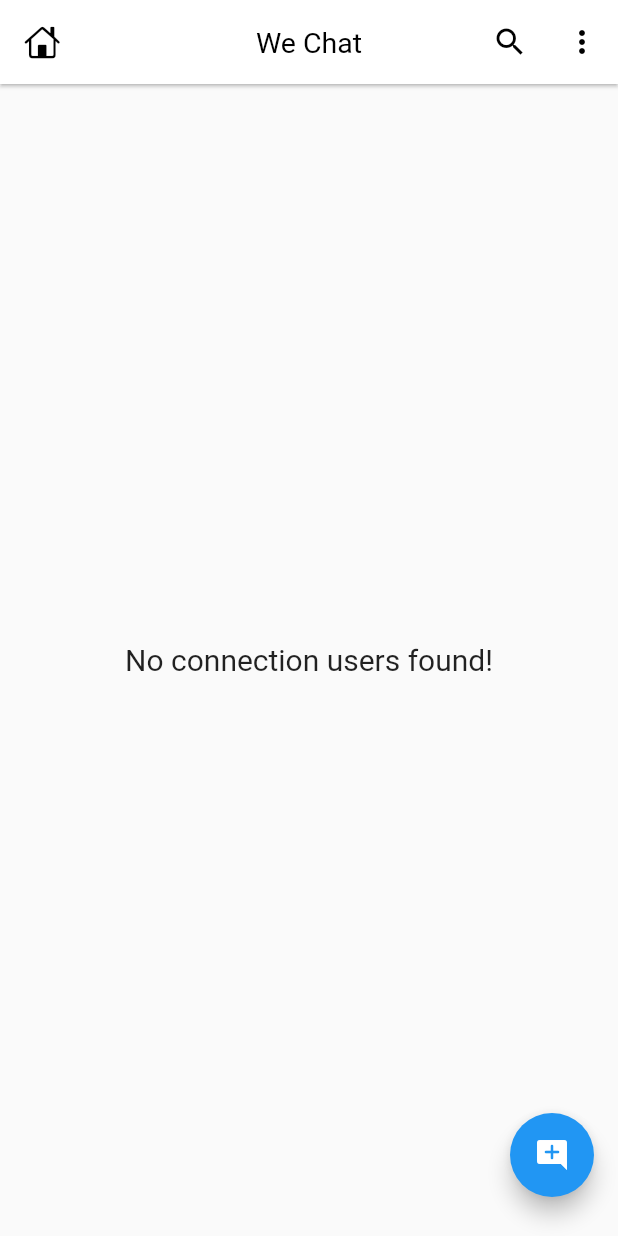
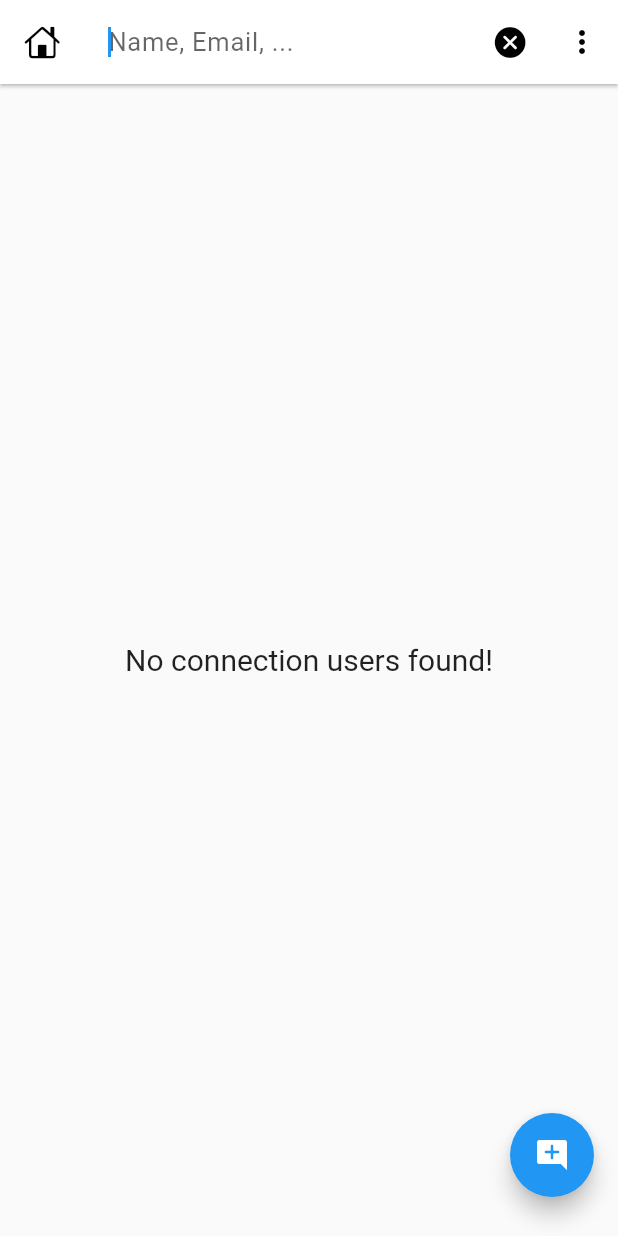
Before and after one commit to ArpitSahu01/we_chat_app, a Flutter app: the HomeScreen screen opened directly, after a tap on the "search" icon, on a phone screen of 412 x 824 dp. Run offline on Flutter 3.47's test engine with Material 2 defaults, Android fonts, the phone set to English and light mode, and no system bars; our stand-ins replace cached_network_image, cloud_firestore, firebase_auth, firebase_core, google_sign_in; accounts and stored records are empty.

Commit message:
done with search feature in flutter

```diff
--- a/lib/screens/home_screen.dart
+++ b/lib/screens/home_screen.dart
@@ -19,7 +19,14 @@ class HomeScreen extends StatefulWidget {
 }
 
 class _HomeScreenState extends State<HomeScreen> {
-  List<ChatUser> list = [];
+  // for storing all users
+  List<ChatUser> _list = [];
+
+  // for storing searched items
+  final List<ChatUser> _searchList = [];
+
+  // for searching status
+  bool _isSearching = false;
 
   @override
   void initState() {
@@ -33,9 +40,40 @@ class _HomeScreenState extends State<HomeScreen> {
       //app bar
       appBar: AppBar(
         leading: const Icon(CupertinoIcons.home),
-        title: const Text("We Chat"),
+        title: _isSearching
+            ? TextField(
+                decoration: const InputDecoration(
+                  border: InputBorder.none,
+                  hintText: "Name, Email, ...",
+                ),
+                autofocus: true,
+                style: const TextStyle(fontSize: 17, letterSpacing: 0.5),
+                // when search text changes then update search list
+                onChanged: (val) {
+                  // search logic
+                  _searchList.clear();
+                  for (var i in _list) {
+                    if (i.name.toLowerCase().contains(val.toLowerCase()) ||
+                        i.email.toLowerCase().contains(val.toLowerCase())) {
+                      _searchList.add(i);
+                    }
+                    setState(() {
+                      _searchList;
+                    });
+                  }
+                },
+              )
+            : const Text("We Chat"),
         actions: [
-          IconButton(onPressed: () {}, icon: const Icon(Icons.search)),
+          IconButton(
+              onPressed: () {
+                setState(() {
+                  _isSearching = !_isSearching;
+                });
+              },
+              icon: Icon(_isSearching
+                  ? CupertinoIcons.clear_circled_solid
+                  : Icons.search)),
           IconButton(
               onPressed: () {
                 Navigator.push(
@@ -75,16 +113,18 @@ class _HomeScreenState extends State<HomeScreen> {
             case ConnectionState.active:
             case ConnectionState.done:
               final data = snapshot.data?.docs;
-              list =
+              _list =
                   data?.map((e) => ChatUser.fromJson(e.data())).toList() ?? [];
 
-              if (list.isNotEmpty) {
+              if (_list.isNotEmpty) {
                 return ListView.builder(
-                    itemCount: list.length,
+                    itemCount: _isSearching ? _searchList.length : _list.length,
                     padding: EdgeInsets.only(top: mq.height * 0.01),
                     physics: const BouncingScrollPhysics(),
                     itemBuilder: (context, index) {
-                      return ChatUserCard(user: list[index]);
+                      return ChatUserCard(
+                          user:
+                              _isSearching ? _searchList[index] : _list[index]);
                     });
               } else {
                 return const Center(
```
